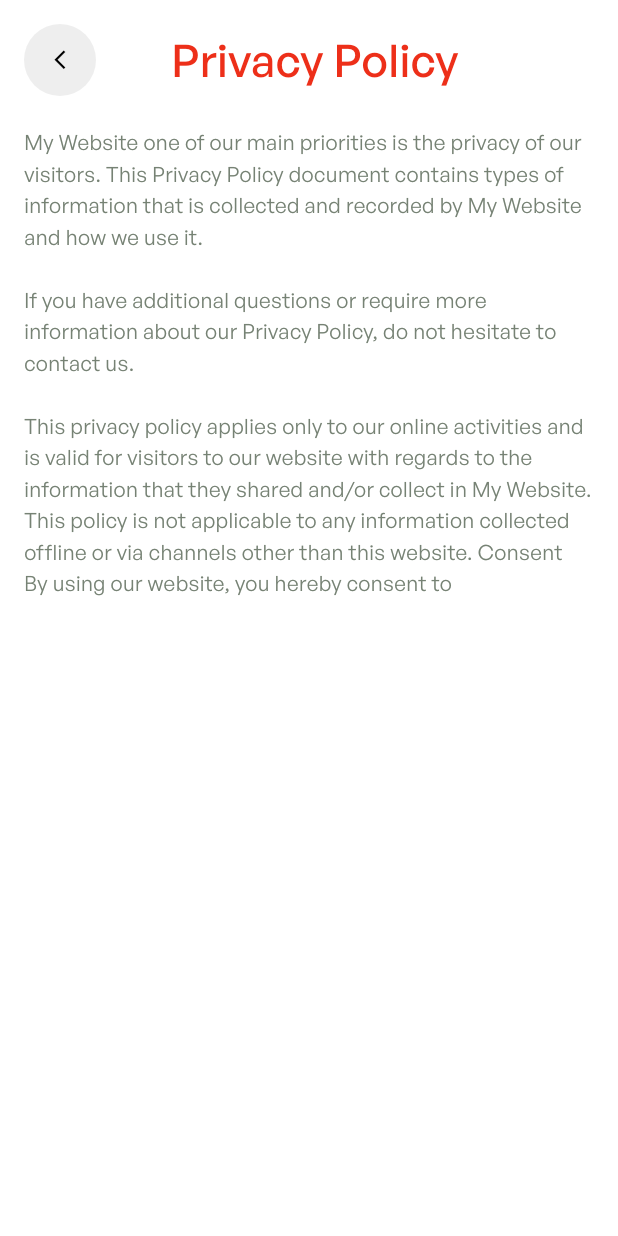
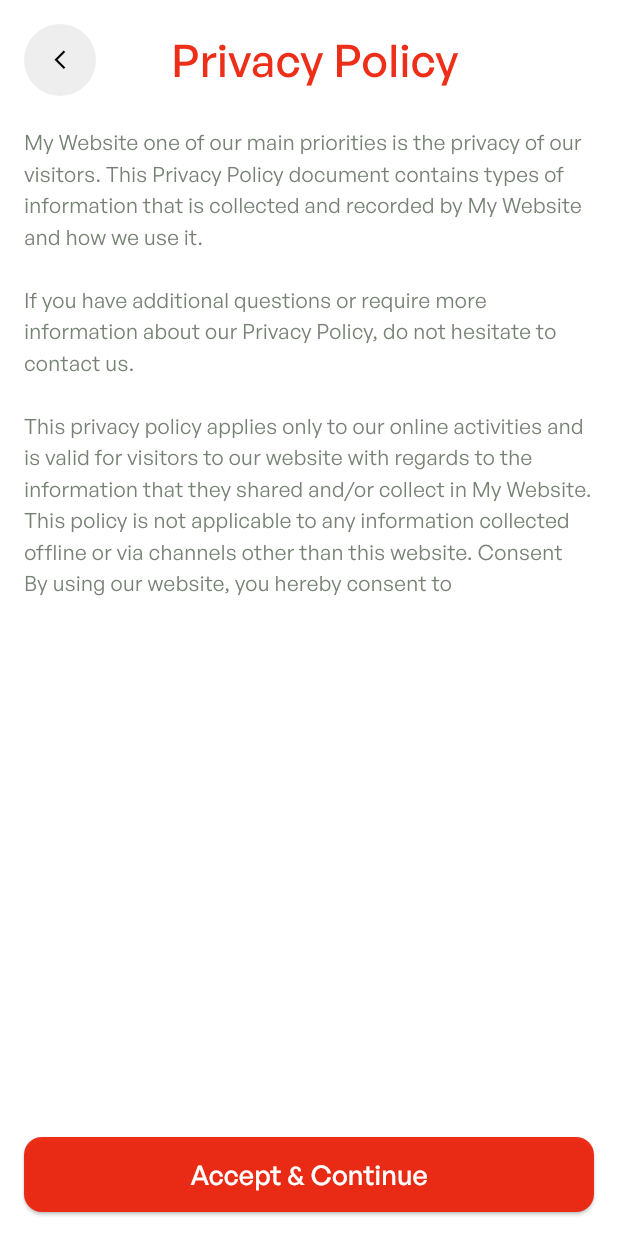
Before and after one commit to purvangi02/BARONI_APP, a Flutter app: the PrivacyPolicyPage screen opened directly with empty values, on a phone screen of 412 x 824 dp. Run offline on Flutter 3.47's test engine with Material 3 defaults, Android fonts, the phone set to English and light mode, and no system bars; our stand-ins replace bloc, cloud_firestore, country_code_picker, dotted_border, firebase_auth, firebase_core and 5 more; accounts and stored records are empty.

Commit message:
auth change

```diff
--- a/lib/MyApp.dart
+++ b/lib/MyApp.dart
@@ -1,3 +1,4 @@
+import 'package:baroni_app/OnboardingScreen.dart';
 import 'package:baroni_app/SpalashScreen.dart';
 import 'package:baroni_app/auth_flow/sign_in/page/signIn_page.dart';
 import 'package:baroni_app/uttils/bottom_bar.dart';
@@ -13,7 +14,7 @@ class MyApp extends StatelessWidget {
       theme: ThemeData(fontFamily: "General Sans",scaffoldBackgroundColor: Colors.white),
 
       debugShowCheckedModeBanner: false,
-      home: SigninPage(),
+      home: OnboardingScreen(),
     );
   }
 }
--- a/lib/auth_flow/PrivacypolicyPage.dart
+++ b/lib/auth_flow/PrivacypolicyPage.dart
@@ -2,14 +2,16 @@ import 'package:baroni_app/uttils/app_colors.dart';
 import 'package:flutter/material.dart';
 
 class PrivacyPolicyPage extends StatelessWidget {
-  const PrivacyPolicyPage(
-      {super.key,
-        required this.verificationId,
-        required this.phoneNumber,
-      required this.isFan,
-      this.email,
-      required this.password,
-      required this.userId});
+  const PrivacyPolicyPage({
+    super.key,
+    required this.verificationId,
+    required this.phoneNumber,
+    required this.isFan,
+    this.email,
+    required this.password,
+    required this.userId,
+    required this.onAccepted,
+  });
 
   final String verificationId;
   final String phoneNumber;
@@ -17,6 +19,7 @@ class PrivacyPolicyPage extends StatelessWidget {
   final String? email;
   final String password;
   final String userId;
+  final VoidCallback onAccepted;
 
   @override
   Widget build(BuildContext context) {
@@ -89,6 +92,23 @@ class PrivacyPolicyPage extends StatelessWidget {
                   ),
                 ),
               ),
+              SizedBox(height: 20),
+              SizedBox(
+                width: double.infinity,
+                height: 50,
+                child: ElevatedButton(
+                  style: ElevatedButton.styleFrom(
+                    backgroundColor: AppColors.primaryColor,
+                    shape: RoundedRectangleBorder(
+                        borderRadius: BorderRadius.circular(12)),
+                  ),
+                  onPressed: onAccepted,
+                  child: const Text(
+                    "Accept & Continue",
+                    style: TextStyle(fontSize: 18, color: Colors.white),
+                  ),
+                ),
+              ),
             ],
           ),
         ),
--- a/lib/auth_flow/change_password/page/CreateNewPasswordPage.dart
+++ b/lib/auth_flow/change_password/page/CreateNewPasswordPage.dart
@@ -161,7 +161,7 @@ class _CreateNewPasswordScreenState extends State<CreateNewPassword> {
                   hintText: "New Password",
                   prefixIcon: Image.asset(AppAssets.lockIcon,scale: 4,),
                   suffixIcon: IconButton(
-                    icon: Image.asset(_isPasswordVisible ?AppAssets.eyeOffIcon : AppAssets.eyeOffIcon,scale: 4,),
+                    icon: Image.asset(!_isPasswordVisible ?AppAssets.eyeOffIcon : AppAssets.eyeOnIcon,scale: 4,),
                     onPressed: () {
                       setState(() {
                         _isPasswordVisible = !_isPasswordVisible;
@@ -200,7 +200,7 @@ class _CreateNewPasswordScreenState extends State<CreateNewPassword> {
                   hintText: "Confirm New Password",
                   prefixIcon: Image.asset(AppAssets.lockIcon,scale: 4,),
                   suffixIcon: IconButton(
-                    icon: Image.asset(_isPasswordVisible ?AppAssets.eyeOffIcon : AppAssets.eyeOffIcon,scale: 4,),
+                    icon: Image.asset(!_isConfirmPasswordVisible ?AppAssets.eyeOffIcon : AppAssets.eyeOnIcon,scale: 4,),
                     onPressed: () {
                       setState(() {
                         _isConfirmPasswordVisible = !_isConfirmPasswordVisible;
--- a/lib/auth_flow/sign_in/page/signIn_page.dart
+++ b/lib/auth_flow/sign_in/page/signIn_page.dart
@@ -263,7 +263,7 @@ class _LoginScreenState extends State<SigninPage> {
                       decoration: InputDecoration(
                         prefixIcon: Image.asset(AppAssets.lockIcon,scale: 4,),
                         suffixIcon: IconButton(
-                          icon: Image.asset(obscurePassword ?AppAssets.eyeOffIcon : AppAssets.eyeOffIcon,scale: 4,),
+                          icon: Image.asset(obscurePassword ?AppAssets.eyeOffIcon : AppAssets.eyeOnIcon,scale: 4,),
                           onPressed: () {
                             setState(() {
                               obscurePassword = !obscurePassword;
--- a/lib/uttils/api_service.dart
+++ b/lib/uttils/api_service.dart
@@ -114,6 +114,10 @@ class ApiService {
       request.files.add(await http.MultipartFile.fromPath('profilePic', profilePic.path));
     }
 
+    log(accessToken);
+    log(request.fields.toString());
+    log(request.files.length.toString());
+
     final streamedResponse = await request.send();
     final response = await http.Response.fromStream(streamedResponse);
     log(response.body);
--- a/lib/uttils/app_assets.dart
+++ b/lib/uttils/app_assets.dart
@@ -9,6 +9,7 @@ class AppAssets {
   static const String googleIcon = 'assets/icons/google_icon.png';
   static const String appleIcon = 'assets/icons/apple_icon.png';
   static const String eyeOffIcon = 'assets/icons/eye_off.png';
+  static const String eyeOnIcon = 'assets/icons/eye_on.png';
   static const String bottomBarIcon = 'assets/icons/bottom_bar.png';
   static const String exploreOnIcon = 'assets/icons/explore_on.png';
   static const String exploreOffIcon = 'assets/icons/explore_off.png';
--- a/pubspec.yaml
+++ b/pubspec.yaml
@@ -40,14 +40,12 @@ dependencies:
   firebase_auth: ^5.7.0
   cloud_firestore: ^5.6.12
   pinput: ^5.0.1
-  change_app_package_name: ^1.5.0
   google_sign_in: ^6.2.2
   shared_preferences: ^2.5.3
   bloc: ^9.0.0
   flutter_bloc: ^9.1.1
   image_picker: ^1.1.2
   dotted_border: ^2.1.0
-  water_drop_nav_bar: ^2.2.2
   intl: ^0.20.2
 
 dev_dependencies:
```
Also changed, not shown: lib/auth_flow/sign_up/page/sign_up_page.dart (+24 -12 lines), assets/icons/eye_on.png (added), assets/image/onboard_dedications.png, assets/image/onboard_meet_stars.png, assets/image/onboard_video_calls.png, pubspec.lock, 2 other files.
